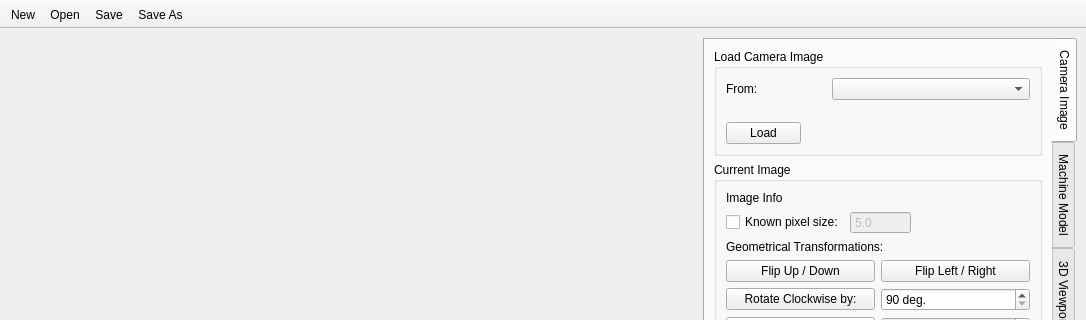
Old version of the form calcam/gui/qt_designer_files/fitting_calib.ui in the repository euratom-software/calcam; both pictures show x 0 to 1086 and y 0 to 320 of the 1086 by 667 pixel window.
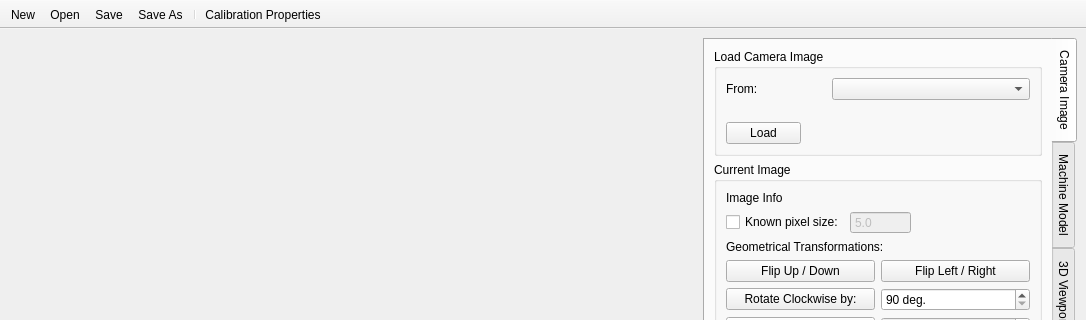
New version of the form.

```diff
--- a/calcam/gui/qt_designer_files/fitting_calib.ui
+++ b/calcam/gui/qt_designer_files/fitting_calib.ui
@@ -1420,6 +1420,8 @@
    <addaction name="action_open"/>
    <addaction name="action_save"/>
    <addaction name="action_save_as"/>
+   <addaction name="separator"/>
+   <addaction name="action_cal_info"/>
   </widget>
   <action name="action_open">
    <property name="text">
@@ -1456,6 +1458,14 @@
     <string>Ctrl+N</string>
    </property>
   </action>
+  <action name="action_cal_info">
+   <property name="text">
+    <string>Calibration Properties...</string>
+   </property>
+   <property name="toolTip">
+    <string>Calibration Properties</string>
+   </property>
+  </action>
  </widget>
  <resources/>
  <connections/>
```
Left out of the diff: 44 changed lines with no effect on the pictures.
